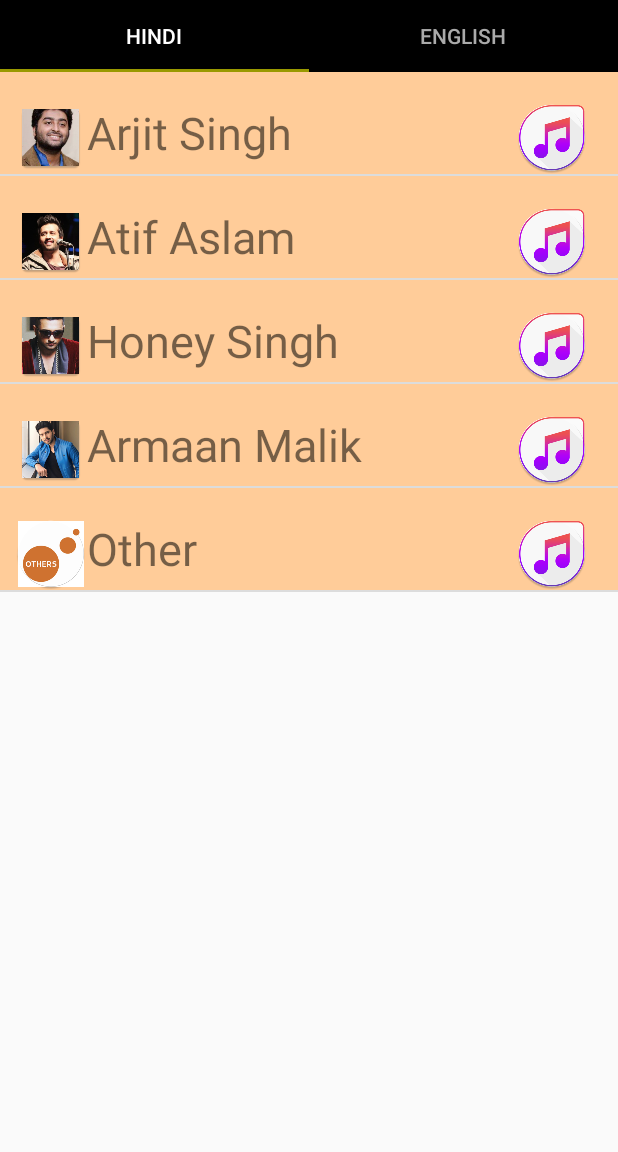
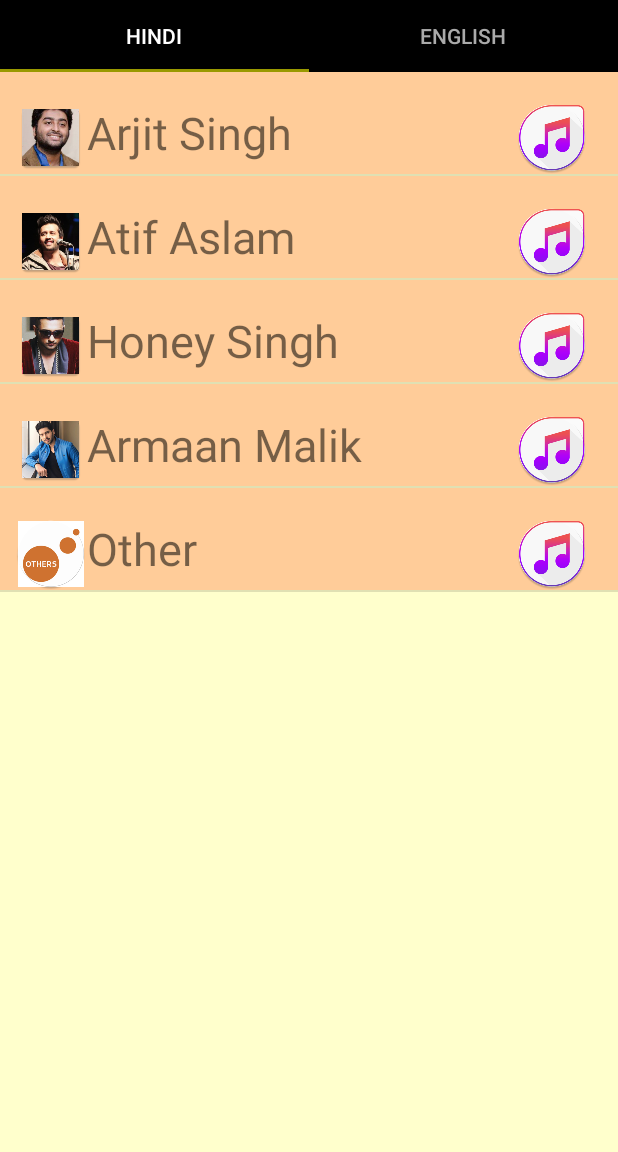
Before and after one commit to gaganag50/Songs, an Android app: the screen it shows after launch (MainActivity), on a phone screen of 412 x 824 dp, the part 84-1236 px from its top. Run offline under Robolectric (Android 15) with nearby library versions, the phone set to English and light mode, and no system bars.

Commit message:
changing the color of the main_word.xml to yellow

```diff
--- a/app/src/main/res/layout/main_word.xml
+++ b/app/src/main/res/layout/main_word.xml
@@ -1,6 +1,7 @@
 <?xml version="1.0" encoding="utf-8"?>
 <ListView xmlns:android="http://schemas.android.com/apk/res/android"
     android:id="@+id/listview"
+    android:background="@color/screen_color"
     android:layout_width="match_parent" android:layout_height="match_parent">
 
 </ListView>
--- a/app/src/main/res/values/colors.xml
+++ b/app/src/main/res/values/colors.xml
@@ -13,6 +13,8 @@
 
     <color name="english">#F96</color>
 
+    <color name = "screen_color">#FFC</color>
+
 
 
 </resources>
```
